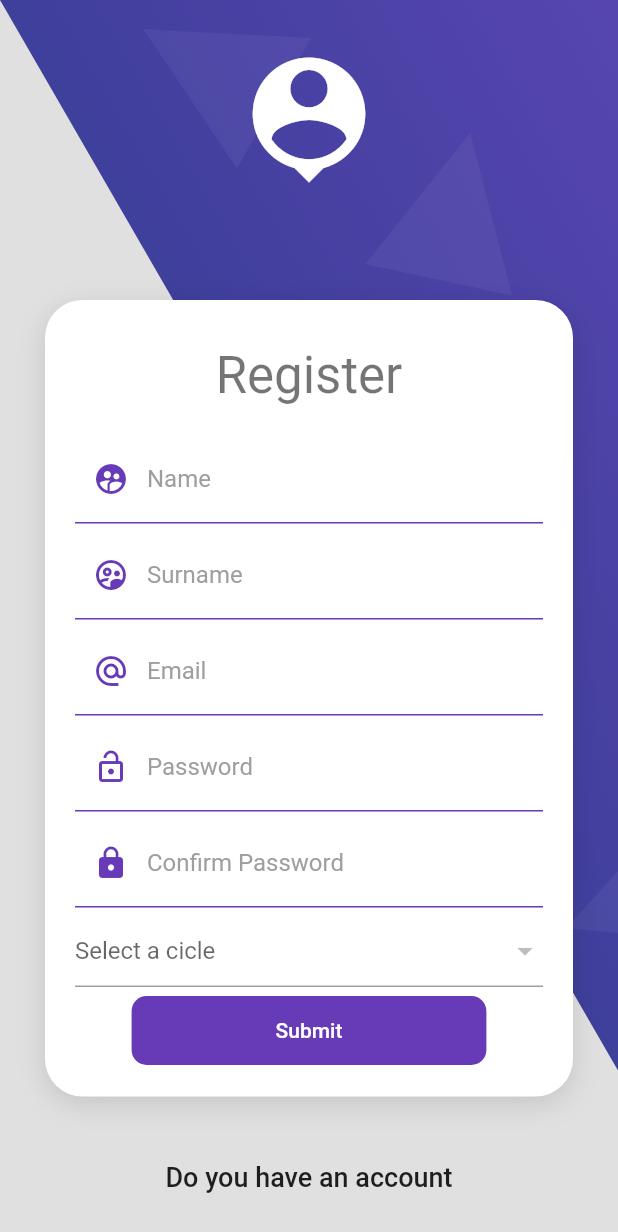
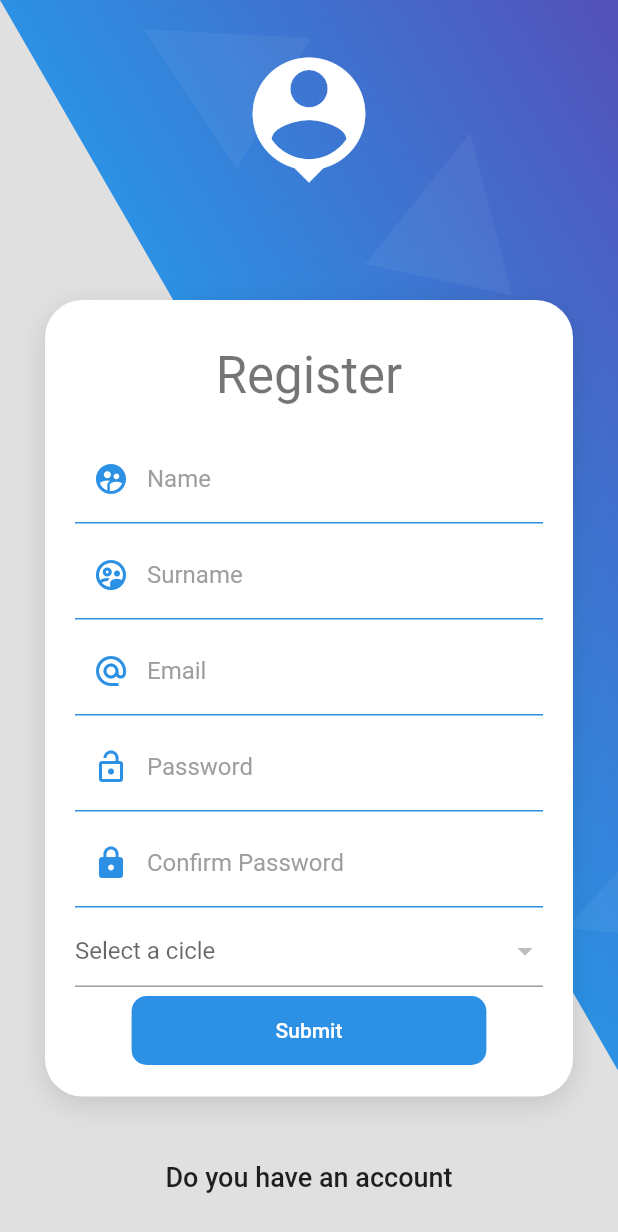
Before and after one commit to Alejandro-Junquera/fl_almagest, a Flutter app: the RegisterScreen screen opened by its route, on a phone screen of 412 x 824 dp. Shown: the top 1232 px of the screen. Run offline on Flutter 3.47's test engine with Material 2 defaults, Android fonts, the phone set to English and light mode, and no system bars; our stand-ins replace flutter_secure_storage, flutter_slidable, flutter_styled_toast; accounts and stored records are empty; network calls fail; statements that could not run were skipped.

Commit message:
Cambio de colores

```diff
--- a/lib/screens/admin_screen.dart
+++ b/lib/screens/admin_screen.dart
@@ -38,7 +38,7 @@ class AdminScreen extends StatelessWidget {
     return Scaffold(
         appBar: AppBar(
           title: const Text('Lista de usuarios: '),
-          backgroundColor: Color.fromRGBO(63, 63, 156, 1),
+          backgroundColor: Color.fromARGB(255, 44, 145, 228),
           leading: IconButton(
               icon: Icon(Icons.login_outlined),
               onPressed: () {
--- a/lib/screens/loading_screen.dart
+++ b/lib/screens/loading_screen.dart
@@ -6,7 +6,7 @@ class LoadingScreen extends StatelessWidget {
   @override
   Widget build(BuildContext context) {
     return const Scaffold(
-     backgroundColor:Color.fromRGBO(63, 63, 156, 1),
+     backgroundColor:Color.fromARGB(255, 44, 145, 228),
       body: Center(
         child: CircularProgressIndicator(
         color: Colors.white
--- a/lib/screens/login_screen.dart
+++ b/lib/screens/login_screen.dart
@@ -105,7 +105,7 @@ class _LoginForm extends StatelessWidget {
                   borderRadius: BorderRadius.circular(10)),
               disabledColor: Colors.grey,
               elevation: 0,
-              color: Colors.deepPurple,
+              color: Color.fromARGB(255, 44, 145, 228),
               onPressed: loginForm.isLoading
                   ? null
                   : () async {
--- a/lib/screens/register_screen.dart
+++ b/lib/screens/register_screen.dart
@@ -162,7 +162,7 @@ class _RegisterForm extends StatelessWidget {
                   borderRadius: BorderRadius.circular(10)),
               disabledColor: Colors.grey,
               elevation: 0,
-              color: Colors.deepPurple,
+              color: Color.fromARGB(255, 44, 145, 228),
               onPressed: registerForm.isLoading
                   ? null
                   : () async {
--- a/lib/ui/input_decorations.dart
+++ b/lib/ui/input_decorations.dart
@@ -8,16 +8,16 @@ class InputDecorations {
   }) {
     return InputDecoration(
         enabledBorder: const UnderlineInputBorder(
-          borderSide: BorderSide(color: Colors.deepPurple),
+          borderSide: BorderSide(color: Color.fromARGB(255, 44, 145, 228)),
         ),
         focusedBorder: const UnderlineInputBorder(
-          borderSide: BorderSide(color: Colors.deepPurple, width: 2),
+          borderSide: BorderSide(color: Color.fromARGB(255, 44, 145, 228), width: 2),
         ),
         hintText: hinText,
         labelText: labelText,
         labelStyle: const TextStyle(color: Colors.grey),
         prefixIcon: prefixIcon != null
-            ? Icon(prefixIcon, color: Colors.deepPurple)
+            ? Icon(prefixIcon, color:Color.fromARGB(255, 44, 145, 228))
             : null);
   }
 }
--- a/lib/widgets/auth_background.dart
+++ b/lib/widgets/auth_background.dart
@@ -54,7 +54,7 @@ class _PurpleBox extends StatelessWidget {
 
   BoxDecoration _purpleBackground() => BoxDecoration(
           gradient: LinearGradient(colors: [
-        Color.fromRGBO(63, 63, 156, 1),
+       Color.fromARGB(255, 44, 145, 228),
         Color.fromRGBO(90, 70, 178, 1)
       ]));
 }
```
